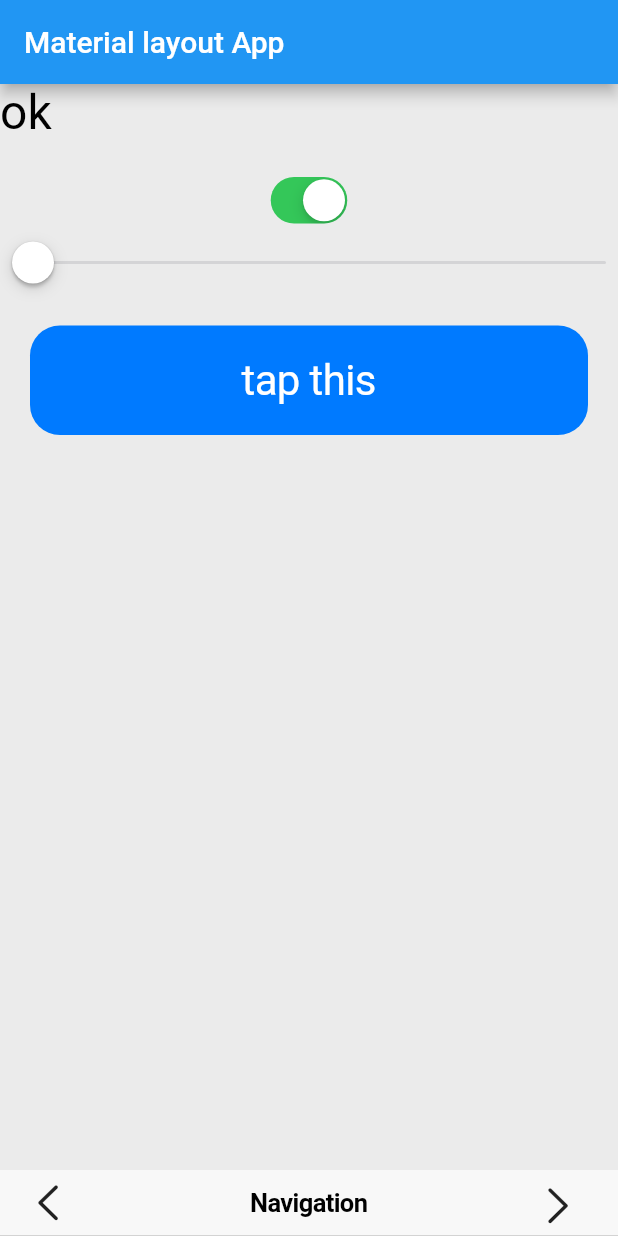
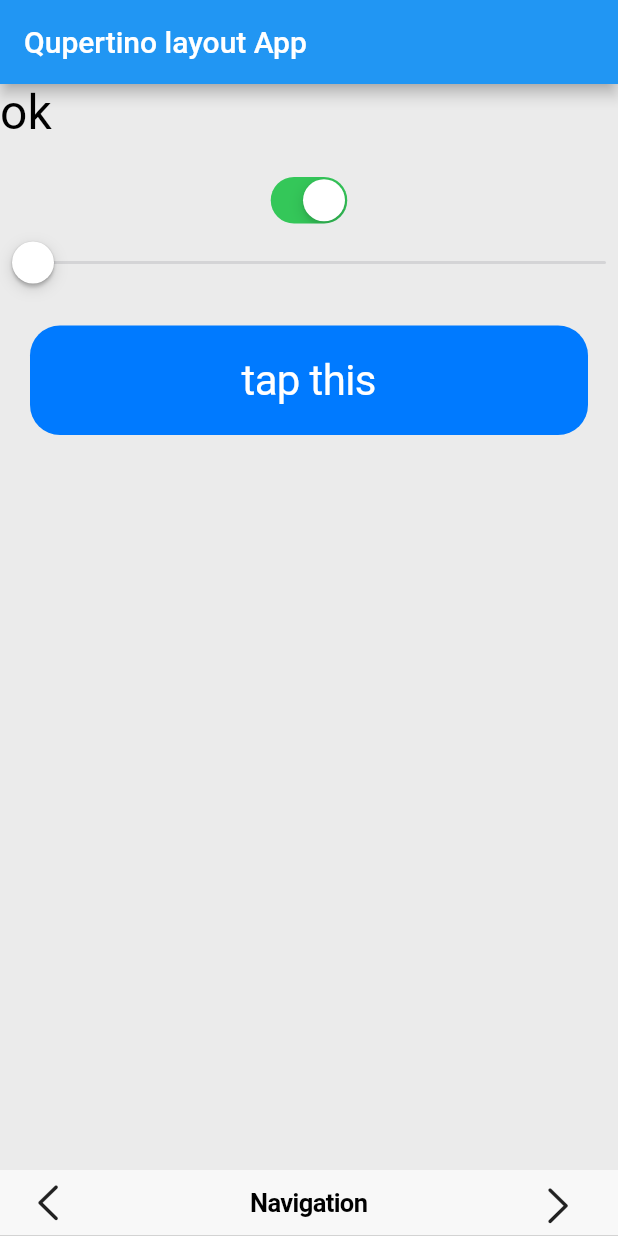
Before and after one commit to Ohnao/test2_flutter, a Flutter app: the screen it shows after launch, on a phone screen of 412 x 824 dp. Run offline on Flutter 3.47's test engine with Material 2 defaults, Android fonts, the phone set to English and light mode, and no system bars.

Commit message:
get gestures package

```diff
--- a/lib/main.dart
+++ b/lib/main.dart
@@ -1,5 +1,6 @@
 import 'package:flutter/material.dart';
 import 'package:flutter/cupertino.dart';
+import 'package:flutter/gestures.dart';
 
 void main() => runApp(new MyApp());
 
@@ -111,7 +112,7 @@ class _MyHomePageState extends State<MyHomePage> {
     return Scaffold(
           backgroundColor: Color.fromARGB(255, 235, 235, 235),
           appBar: AppBar(
-            title: Text('Material layout App'),
+            title: Text('Qupertino layout App'),
           ),
           body: Column(
             mainAxisAlignment: MainAxisAlignment.start,
@@ -133,7 +134,6 @@ class _MyHomePageState extends State<MyHomePage> {
               CupertinoSwitch(
                 value: _switch,
                 onChanged: (bool value){
-                  print('switch');
                   setState(() {
                     _switch = value;
                     _message = 'switch $_switch';
@@ -146,7 +146,6 @@ class _MyHomePageState extends State<MyHomePage> {
                 max: 1.0,
                 divisions: 100,
                 onChanged: (double value){
-                  print(value);
                   setState(() {
                     _slider = value;
                     _message = 'slider $_slider';
```
Also changed, not shown: pubspec.yaml (+1 -23 lines), pubspec.lock.
